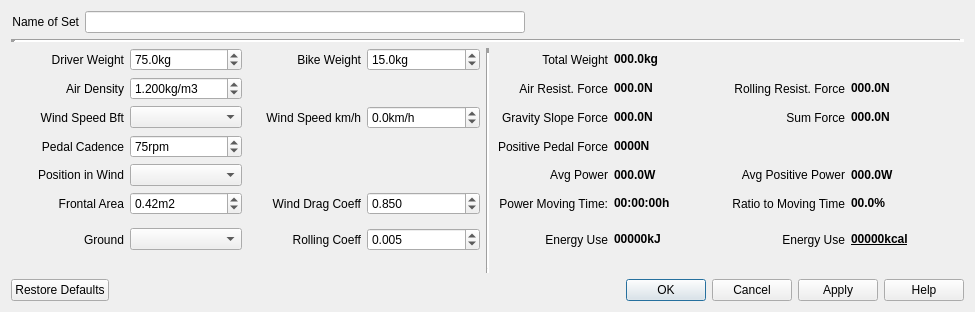
This is src/qmapshack/gis/trk/filter/IFilterEnergyCycleDlg.ui in Maproom/qmapshack as Qt 5 draws it before an edit. The edited form follows.
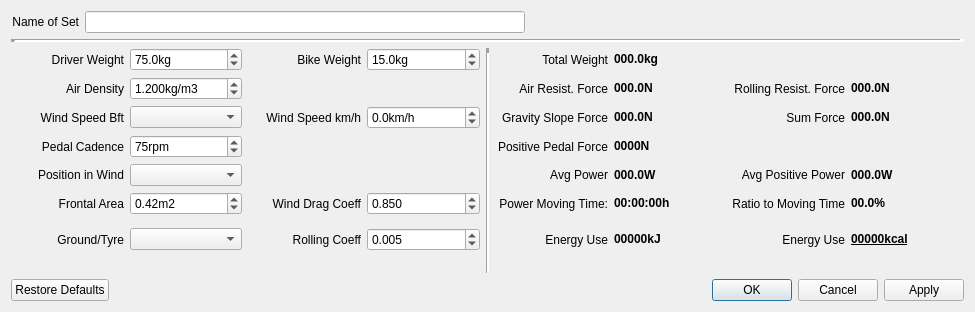
This is the edited form.

Commit message: Textual changes of help and tooltips.

```diff
--- a/src/qmapshack/gis/trk/filter/IFilterEnergyCycleDlg.ui
+++ b/src/qmapshack/gis/trk/filter/IFilterEnergyCycleDlg.ui
@@ -124,7 +124,7 @@
        <item row="9" column="0">
         <widget class="QLabel" name="label_14">
          <property name="text">
-          <string>Ground</string>
+          <string>Ground/Tyre</string>
          </property>
          <property name="alignment">
           <set>Qt::AlignRight|Qt::AlignTrailing|Qt::AlignVCenter</set>
@@ -677,7 +677,7 @@
       <enum>Qt::Horizontal</enum>
      </property>
      <property name="standardButtons">
-      <set>QDialogButtonBox::Apply|QDialogButtonBox::Cancel|QDialogButtonBox::Help|QDialogButtonBox::Ok|QDialogButtonBox::RestoreDefaults</set>
+      <set>QDialogButtonBox::Apply|QDialogButtonBox::Cancel|QDialogButtonBox::Ok|QDialogButtonBox::RestoreDefaults</set>
      </property>
     </widget>
    </item>
```
Left out of the diff: 49 changed lines with no effect on the pictures. The commit also changes 2 other files.
